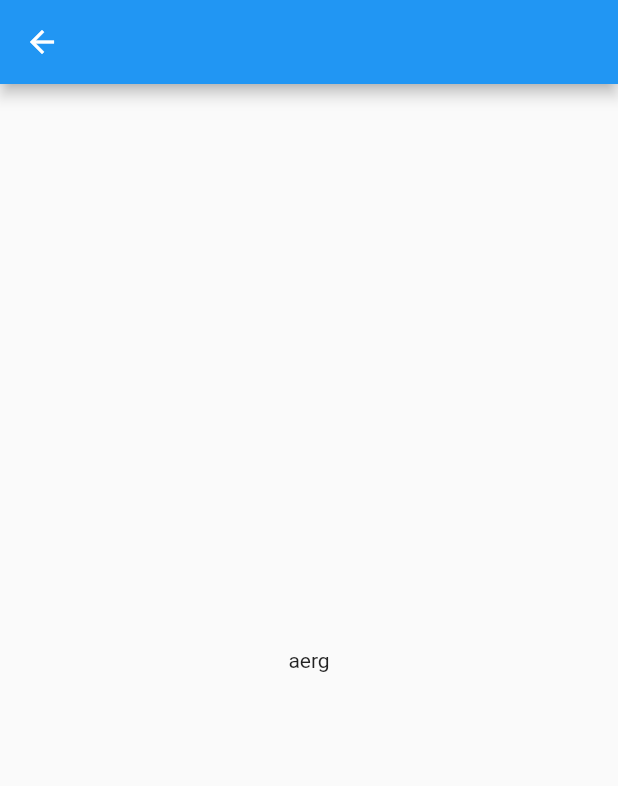
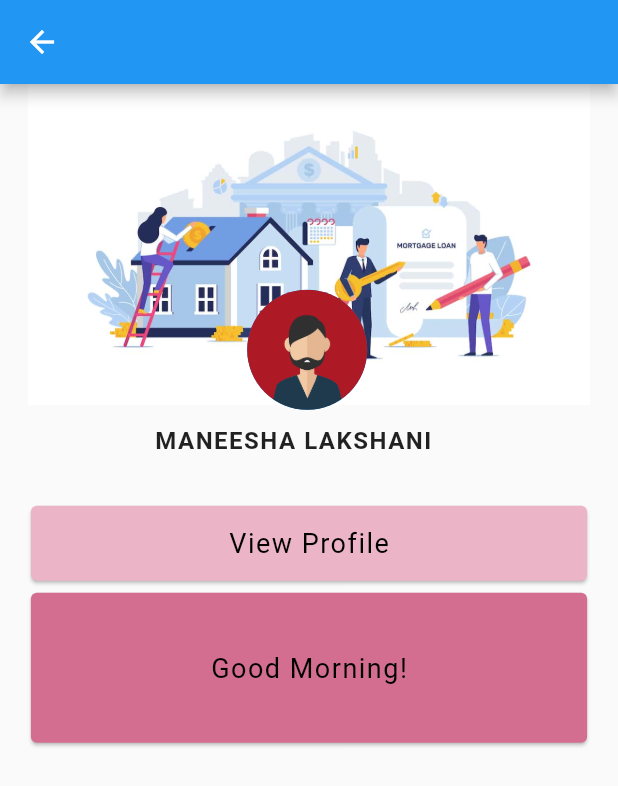
Before and after one commit to maneeshalakshani/Food-Forward, a Flutter app: the screen it shows after launch, after a tap on "Donor", on a phone screen of 412 x 824 dp. Shown: the top 786 px of the screen. Run offline on Flutter 3.47's test engine with Material 2 defaults, Android fonts, the phone set to English and light mode, and no system bars; our stand-ins replace auto_route, flutter_hooks.

Commit message:
feat: profile ui

```diff
--- /dev/null
+++ b/lib/const.dart
@@ -0,0 +1,7 @@
+import 'package:flutter/material.dart';
+
+const APP_NAME = "Food Forward";
+const LOGO_URL = "assets/delivery.png";
+const LIGHT_PINK = Color.fromARGB(255, 236, 181, 199);
+const DARK_PINK = Color.fromARGB(255, 211, 110, 144);
+const BLACK = Colors.black;
--- a/lib/pages/Components/clickable_container.dart
+++ b/lib/pages/Components/clickable_container.dart
@@ -1,6 +1,7 @@
 import 'package:auto_route/auto_route.dart';
 import 'package:flutter/material.dart';
 import 'package:flutter_hooks/flutter_hooks.dart';
+import 'package:food_forward/const.dart';
 import 'package:food_forward/routes/routes.gr.dart';
 
 class ClickableContainer extends HookWidget {
@@ -10,6 +11,7 @@ class ClickableContainer extends HookWidget {
     this.textColor,
     this.height,
     this.width,
+    this.imgUrl,
     required this.route,
     required this.text
   }) : super(key: key);
@@ -20,6 +22,7 @@ class ClickableContainer extends HookWidget {
   final double? height;
   final double? width;
   final route;
+  final String? imgUrl;
 
   @override
   Widget build(BuildContext context) {
@@ -28,7 +31,7 @@ class ClickableContainer extends HookWidget {
         context.router.push(ProfileRoute());
       },
       child: Card(
-        color: bgColor ?? Colors.black,
+        color: bgColor ?? BLACK,
         child: SizedBox(
           height: height ?? 100,
           width: width ?? 100,
@@ -36,6 +39,7 @@ class ClickableContainer extends HookWidget {
             child: Column(
               mainAxisAlignment: MainAxisAlignment.center,
               children: [
+                imgUrl != null ? Image.asset(imgUrl!, height: 40,) : const SizedBox(),
                 Text(
                   text,
                   style: TextStyle(
--- a/lib/pages/menu/welcome_view.dart
+++ b/lib/pages/menu/welcome_view.dart
@@ -1,5 +1,5 @@
-import 'package:auto_route/auto_route.dart';
 import 'package:flutter/material.dart';
+import 'package:food_forward/const.dart';
 import 'package:food_forward/pages/Components/clickable_container.dart';
 import 'package:food_forward/routes/routes.gr.dart';
 
@@ -13,18 +13,34 @@ class MenuView extends StatefulWidget {
 class _MenuViewState extends State<MenuView> {
   @override
   Widget build(BuildContext context) {
-    return const Scaffold(
+    return Scaffold(
       body: Center(
         child: Column(
           mainAxisAlignment: MainAxisAlignment.center,
           children: [
-            Text(
-              "Welcome",
-              style: TextStyle(
-                fontSize: 30.0,
+            const Padding(
+              padding: EdgeInsets.symmetric(vertical: 50),
+              child: Text(
+                "Welcome",
+                style: TextStyle(
+                  fontSize: 30.0,
+                ),
               ),
             ),
-            Row(
+            Image.asset(
+              LOGO_URL,
+              height: 100.0,
+            ),
+            const Padding(
+              padding: EdgeInsets.symmetric(vertical: 50),
+              child: Text(
+                APP_NAME,
+                style: TextStyle(
+                  fontSize: 30.0,
+                ),
+              ),
+            ),
+            const Row(
               mainAxisAlignment: MainAxisAlignment.center,
               children: [
                 ClickableContainer(
@@ -39,7 +55,7 @@ class _MenuViewState extends State<MenuView> {
                 ),
               ],
             ),
-            ClickableContainer(
+            const ClickableContainer(
               text: "Donor",
               width: 310,
               route: ProfileRoute(),
--- a/lib/pages/profile/profile_view.dart
+++ b/lib/pages/profile/profile_view.dart
@@ -1,5 +1,8 @@
 import 'package:flutter/material.dart';
 import 'package:flutter_hooks/flutter_hooks.dart';
+import 'package:food_forward/const.dart';
+import 'package:food_forward/pages/Components/clickable_container.dart';
+import 'package:food_forward/routes/routes.gr.dart';
 
 class ProfileView extends HookWidget {
   const ProfileView({
@@ -9,10 +12,70 @@ class ProfileView extends HookWidget {
 
   @override
   Widget build(BuildContext context) {
+    double height = MediaQuery.of(context).size.height;
+    double width = MediaQuery.of(context).size.width;
     return Scaffold(
       appBar: AppBar(),
-      body: Center(
-        child: Text("aerg"),
+      body: SingleChildScrollView(
+        child: Column(
+          children: [
+            SizedBox(
+              height: height / 5 * 1.5,
+              width: width,
+              child: Stack(
+                children: [
+                  Positioned(
+                    child: Image.asset("assets/home.jpg", height: height/5*1.3, width: width,)
+                  ),
+                  Positioned(
+                    bottom: 30,
+                    left: width/2.5,
+                    child: const CircleAvatar(
+                      maxRadius: 40,
+                      backgroundImage: AssetImage(
+                        "assets/avatar.png",
+                      ),
+                    ),
+                  ),
+                  Positioned(
+                    bottom: 0,
+                    left: width/4,
+                    child: const Text(
+                      "MANEESHA LAKSHANI",
+                      style: TextStyle(
+                        fontSize: 16.0,
+                        fontWeight: FontWeight.bold,
+                        letterSpacing: 1.0,
+                      ),
+                    ),
+                  )
+                ],
+              ),
+            ),
+            Padding(
+              padding: const EdgeInsets.only(top: 30),
+              child: Column(
+                children: [
+                  ClickableContainer(
+                    route: ProfileRoute(),
+                    text: "View Profile",
+                    width: width/10*9,
+                    bgColor: LIGHT_PINK,
+                    textColor: BLACK,
+                    height: 50,
+                  ),
+                  ClickableContainer(
+                    route: ProfileRoute(),
+                    text: "Good Morning!",
+                    width: width/10*9,
+                    bgColor: DARK_PINK,
+                    textColor: BLACK,
+                  ),
+                ],
+              ),
+            )
+          ],
+        ),
       ),
     );
   }
```
Also changed, not shown: pubspec.yaml (+4 -3 lines), assets/avatar.png (added), assets/delivery.png (added), assets/home.jpg (added), assets/logo.png (added).
